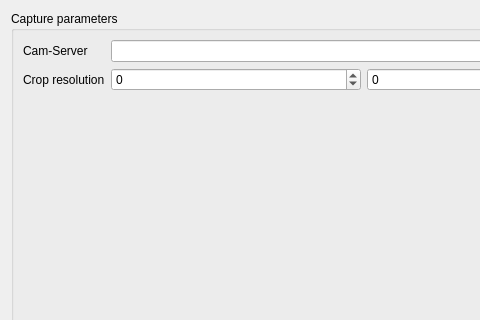
The window that settingsdialog.ui (stelzch/holmos-gui-qt) describes before a commit, drawn with Qt 5; both pictures show x 0 to 480 and y 0 to 320 of the 640 by 480 pixel window.
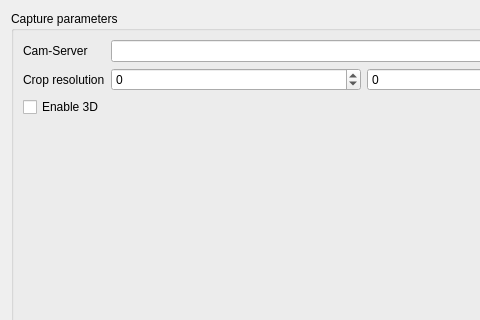
The same window after the commit.

What changed in the file:
```diff
--- a/settingsdialog.ui
+++ b/settingsdialog.ui
@@ -67,6 +67,13 @@
         </item>
        </layout>
       </item>
+      <item row="3" column="0">
+       <widget class="QCheckBox" name="checkboxThreeD">
+        <property name="text">
+         <string>Enable 3D</string>
+        </property>
+       </widget>
+      </item>
      </layout>
     </widget>
    </item>
```
